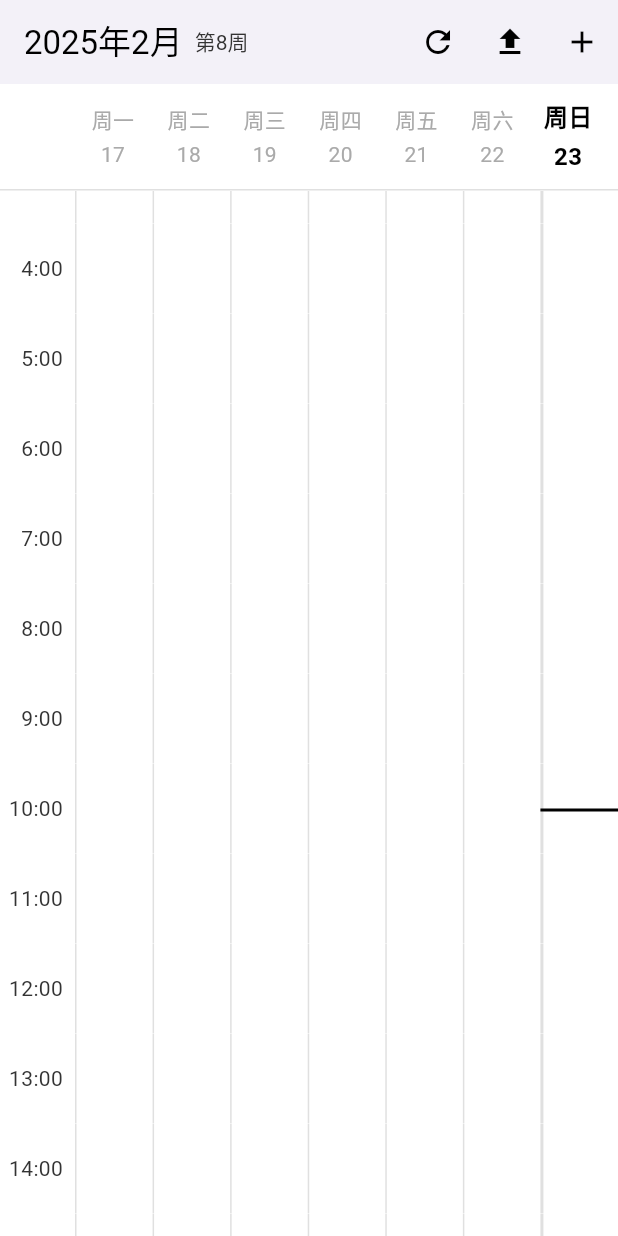
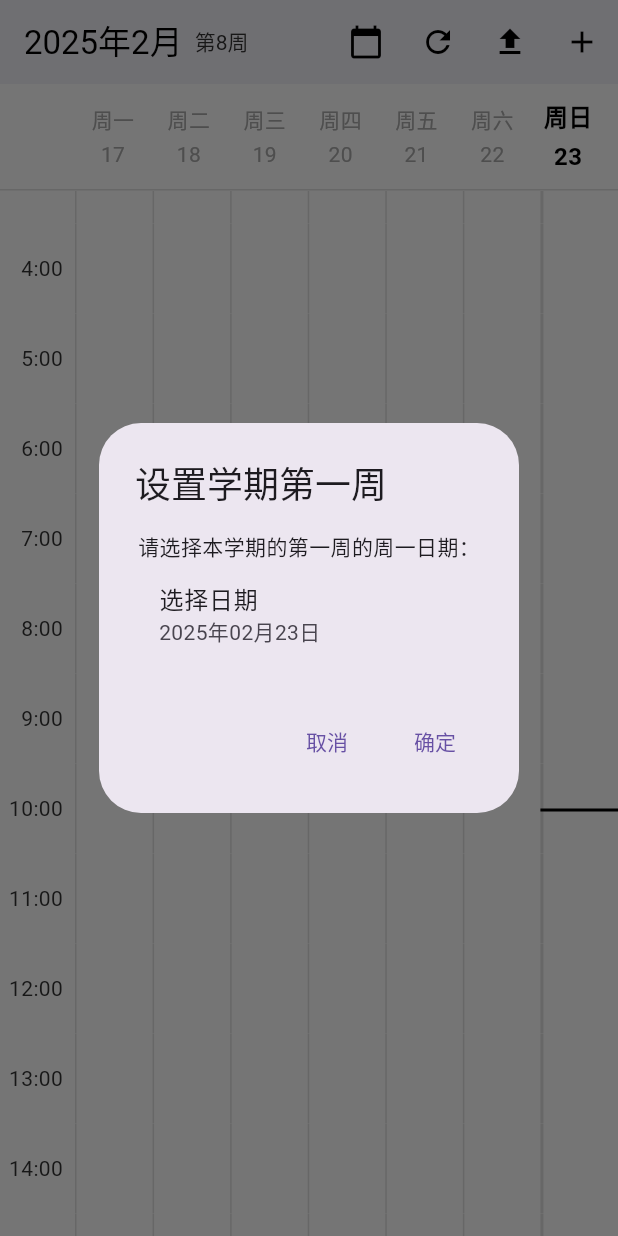
Before and after one commit to AsherDe/StoneU_Hood, a Flutter app: the screen it shows after launch, on a phone screen of 412 x 824 dp. Run offline on Flutter 3.47's test engine with Material 3 defaults, Android fonts, the light colour scheme and no system bars; our stand-ins replace flutter_local_notifications, sqflite, timezone; accounts and stored records are empty; Roboto replaces fonts that are missing (NotoSansSC).

Commit message:
添加学期设置功能：实现学期第一周日期选择和存储

```diff
--- /dev/null
+++ b/lib/widgets/semester_settings_dialog.dart
@@ -0,0 +1,69 @@
+// semester_settings_dialog.dart 新文件：
+import 'package:flutter/material.dart';
+import 'package:intl/intl.dart';
+
+class SemesterSettingsDialog extends StatefulWidget {
+  final DateTime? currentFirstWeek;
+
+  const SemesterSettingsDialog({
+    Key? key,
+    this.currentFirstWeek,
+  }) : super(key: key);
+
+  @override
+  _SemesterSettingsDialogState createState() => _SemesterSettingsDialogState();
+}
+
+class _SemesterSettingsDialogState extends State<SemesterSettingsDialog> {
+  late DateTime selectedDate;
+
+  @override
+  void initState() {
+    super.initState();
+    selectedDate = widget.currentFirstWeek ?? DateTime.now();
+  }
+
+  @override
+  Widget build(BuildContext context) {
+    return AlertDialog(
+      title: Text('设置学期第一周'),
+      content: Column(
+        mainAxisSize: MainAxisSize.min,
+        children: [
+          Text('请选择本学期的第一周的周一日期：'),
+          ListTile(
+            title: Text('选择日期'),
+            subtitle: Text(DateFormat('yyyy年MM月dd日').format(selectedDate)),
+            onTap: () async {
+              final date = await showDatePicker(
+                context: context,
+                initialDate: selectedDate,
+                firstDate: DateTime(2020),
+                lastDate: DateTime(2030),
+                selectableDayPredicate: (DateTime date) {
+                  // 只允许选择周一
+                  return date.weekday == DateTime.monday;
+                },
+              );
+              if (date != null) {
+                setState(() {
+                  selectedDate = date;
+                });
+              }
+            },
+          ),
+        ],
+      ),
+      actions: [
+        TextButton(
+          onPressed: () => Navigator.pop(context),
+          child: Text('取消'),
+        ),
+        TextButton(
+          onPressed: () => Navigator.pop(context, selectedDate),
+          child: Text('确定'),
+        ),
+      ],
+    );
+  }
+}
```
Also changed, not shown: lib/screens/calendar_screen.dart (+42 -0 lines), lib/services/event_repository.dart (+33 -0 lines), pubspec.yaml (+13 -3 lines), calendar-icon.svg (added).
